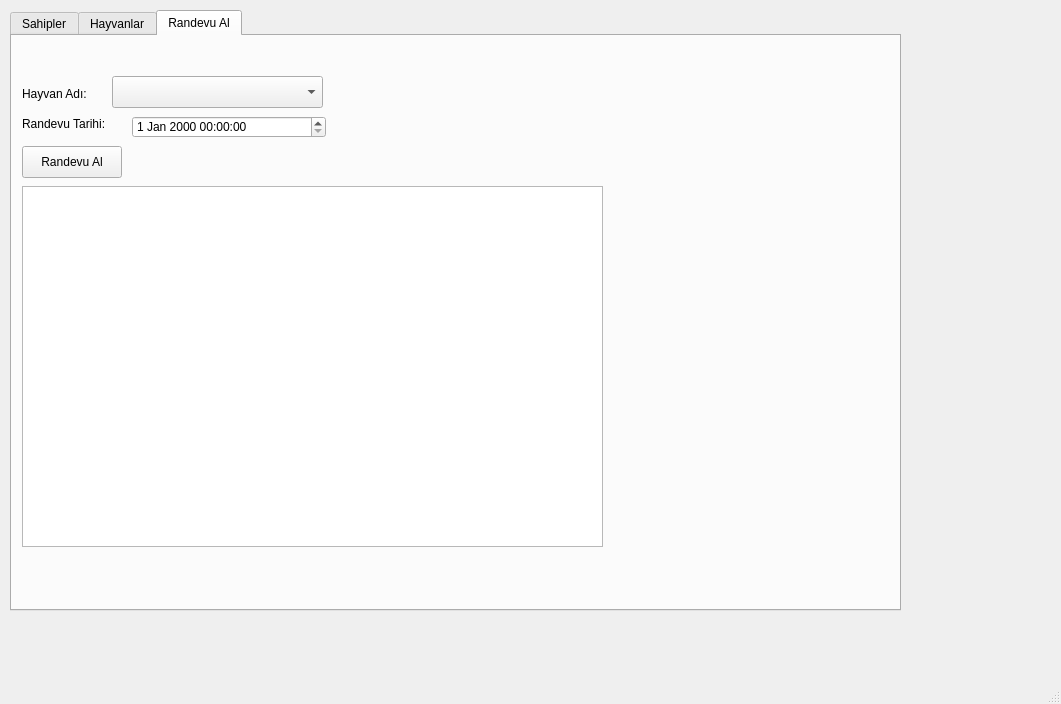
The window that DijitalVeterinerPlatformu/mainwindow.ui (mutluasli/dijital-veteriner-platformu) describes before a commit, drawn with Qt 5.
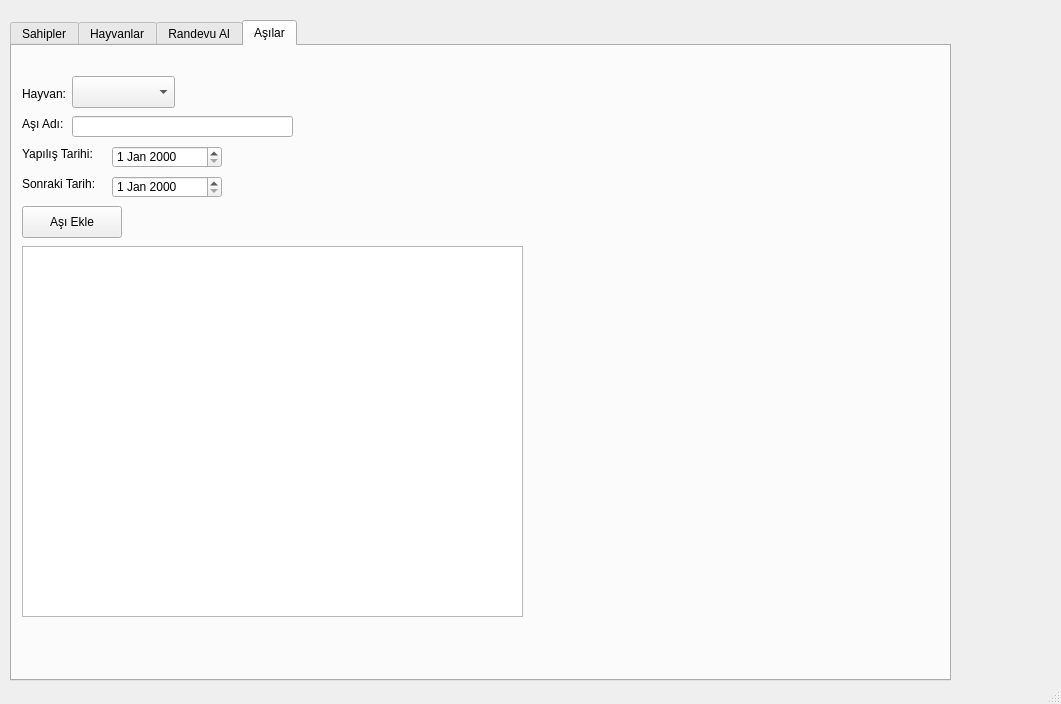
The same window after the commit.

Commit message: Asi ekrani ve hatirlatma sistemi eklendi

```diff
--- a/DijitalVeterinerPlatformu/mainwindow.ui
+++ b/DijitalVeterinerPlatformu/mainwindow.ui
@@ -18,13 +18,13 @@
     <property name="geometry">
      <rect>
       <x>10</x>
-      <y>10</y>
-      <width>891</width>
-      <height>601</height>
+      <y>20</y>
+      <width>941</width>
+      <height>661</height>
      </rect>
     </property>
     <property name="currentIndex">
-     <number>2</number>
+     <number>3</number>
     </property>
     <widget class="QWidget" name="tab">
      <attribute name="title">
@@ -340,6 +340,126 @@
       </property>
      </widget>
     </widget>
+    <widget class="QWidget" name="tab_3">
+     <attribute name="title">
+      <string>Aşılar</string>
+     </attribute>
+     <widget class="QLabel" name="label_11">
+      <property name="geometry">
+       <rect>
+        <x>10</x>
+        <y>40</y>
+        <width>58</width>
+        <height>16</height>
+       </rect>
+      </property>
+      <property name="text">
+       <string>Hayvan:</string>
+      </property>
+     </widget>
+     <widget class="QComboBox" name="comboBoxAsiHayvan">
+      <property name="geometry">
+       <rect>
+        <x>60</x>
+        <y>30</y>
+        <width>103</width>
+        <height>32</height>
+       </rect>
+      </property>
+     </widget>
+     <widget class="QLabel" name="label_12">
+      <property name="geometry">
+       <rect>
+        <x>10</x>
+        <y>70</y>
+        <width>58</width>
+        <height>16</height>
+       </rect>
+      </property>
+      <property name="text">
+       <string>Aşı Adı:</string>
+      </property>
+     </widget>
+     <widget class="QLineEdit" name="lineEditAsiAdi">
+      <property name="geometry">
+       <rect>
+        <x>60</x>
+        <y>70</y>
+        <width>221</width>
+        <height>21</height>
+       </rect>
+      </property>
+     </widget>
+     <widget class="QLabel" name="label_13">
+      <property name="geometry">
+       <rect>
+        <x>10</x>
+        <y>100</y>
+        <width>111</width>
+        <height>16</height>
+       </rect>
+      </property>
+      <property name="text">
+       <string>Yapılış Tarihi:</string>
+      </property>
+     </widget>
+     <widget class="QDateEdit" name="dateEditYapilis">
+      <property name="geometry">
+       <rect>
+        <x>100</x>
+        <y>100</y>
+        <width>110</width>
+        <height>22</height>
+       </rect>
+      </property>
+     </widget>
+     <widget class="QLabel" name="label_14">
+      <property name="geometry">
+       <rect>
+        <x>10</x>
+        <y>130</y>
+        <width>111</width>
+        <height>16</height>
+       </rect>
+      </property>
+      <property name="text">
+       <string>Sonraki Tarih:</string>
+      </property>
+     </widget>
+     <widget class="QDateEdit" name="dateEditSonraki">
+      <property name="geometry">
+       <rect>
+        <x>100</x>
+        <y>130</y>
+        <width>110</width>
+        <height>22</height>
+       </rect>
+      </property>
+     </widget>
+     <widget class="QPushButton" name="btnAsiEkle">
+      <property name="geometry">
+       <rect>
+        <x>10</x>
+        <y>160</y>
+        <width>100</width>
+        <height>32</height>
+       </rect>
+      </property>
+      <property name="text">
+       <string>Aşı Ekle</string>
+      </property>
+     </widget>
+     <widget class="QListWidget" name="listWidgetAsilar">
+      <property name="geometry">
+       <rect>
+        <x>10</x>
+        <y>200</y>
+        <width>501</width>
+        <height>371</height>
+       </rect>
+      </property>
+     </widget>
+    </widget>
    </widget>
   </widget>
   <widget class="QMenuBar" name="menubar">
```
The commit also changes 2 other files.
